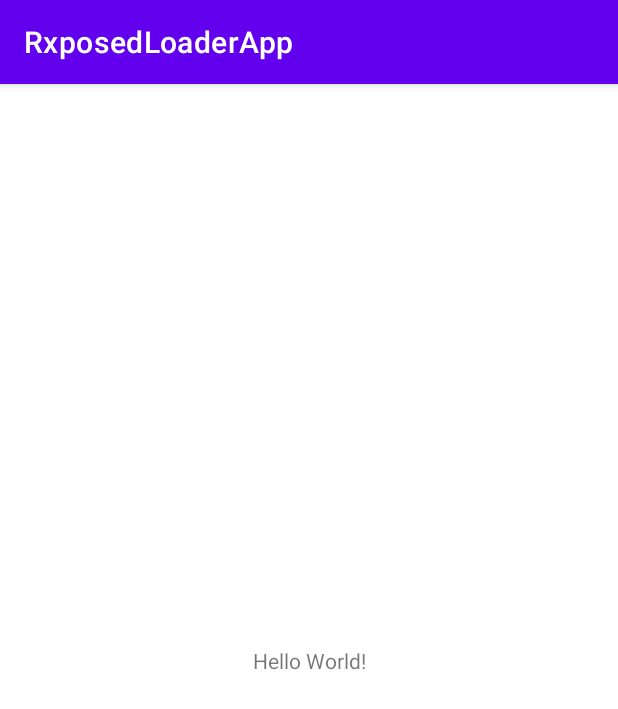
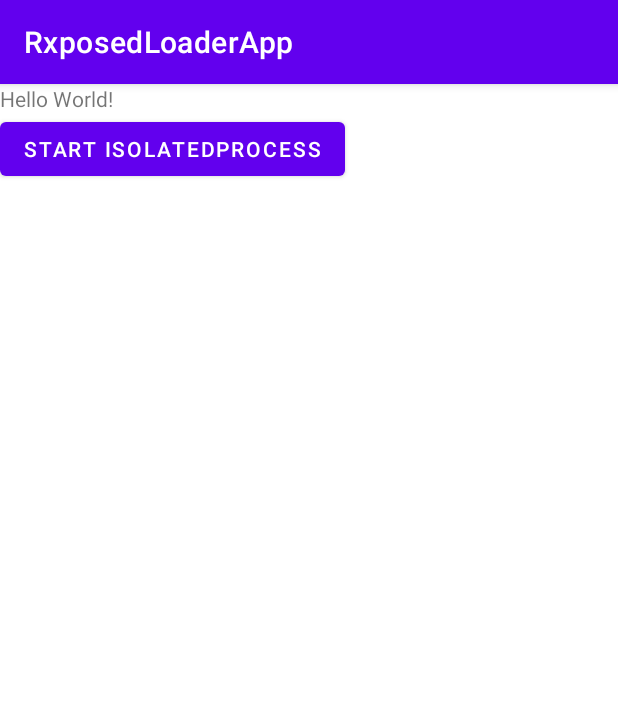
Before and after one commit to Thehepta/rxposed, an Android app: the screen it shows after launch (MainActivity), on a phone screen of 412 x 824 dp. Shown: the top 709 px of the screen. Run offline under Robolectric (Android 15) with nearby library versions, the phone set to English and light mode, and no system bars; libraries missing offline, so code that uses them is left out: hepta.rxposed.manager; 9 statements that could not run were skipped.

Commit message:
rxposedLoader filter isIsolatedProcess 2

```diff
--- a/rxposedloaderapp/src/main/AndroidManifest.xml
+++ b/rxposedloaderapp/src/main/AndroidManifest.xml
@@ -19,6 +19,12 @@
                 <category android:name="android.intent.category.LAUNCHER" />
             </intent-filter>
         </activity>
+
+        <service
+            android:name=".RxposedTextService"
+            android:enabled="true"
+            android:isolatedProcess="true"
+            android:exported="true" />
     </application>
 
 </manifest>
--- a/rxposedloaderapp/src/main/java/hepta/rxposed/rxposedloaderapp/LoaderApplication.java
+++ b/rxposedloaderapp/src/main/java/hepta/rxposed/rxposedloaderapp/LoaderApplication.java
@@ -1,5 +1,6 @@
 package hepta.rxposed.rxposedloaderapp;
 
+import android.app.ActivityManager;
 import android.app.Application;
 import android.content.ComponentName;
 import android.content.ContentResolver;
@@ -21,6 +22,7 @@ import androidx.annotation.RequiresApi;
 
 import java.lang.reflect.Field;
 import java.lang.reflect.Method;
+import java.util.List;
 
 //需要编译一次，会自动生成
 import hepta.rxposed.manager.IRxposedService;
@@ -31,14 +33,21 @@ public class LoaderApplication extends Application{
     private static final String TAG = "LoaderApplication";
     private static Context SystemContext = null;
     private static  int currentUid ;
-    private static  String currentName = "hepta.rxposed.rxposedloaderapp" ;
+    static  String currentName = "hepta.rxposed.rxposedloaderapp" ;
 
     @RequiresApi(api = Build.VERSION_CODES.Q)
     @Override
     public void onCreate() {
         super.onCreate();
+
         //aidl
-        callaidl();
+//        callaidl();
+
+        if(isIsolated()){
+            isIsolatedProcess();
+        }else {
+            ApplicationPorcess();
+        }
 
 
     }
@@ -68,14 +77,56 @@ public class LoaderApplication extends Application{
     static {
 //        Thread.dumpStack(); //测试代码位置
         System.loadLibrary(BuildConfig.SO_NAME);
-//        Context context = Java_getApplicationContext(currentName);
+
+        if(isIsolated()){
+            isIsolatedProcessInit();
+        }else {
+            ApplicationPorcessInit();
+        }
+
+
+    }
+
+    private static void ApplicationPorcessInit() {
+        Log.e(TAG,"current process is application");
+        // Context context = getApplicationContext("android.process.media"); //这个会崩溃，获取不到 applicationInfo
+        // Context context = getApplicationContext("hepta.rxposed.manager"); //通过非当前应用的包名获取context 不能发起provider请求
+        Context context = getApplicationContext(currentName);
+        if(GetConfigByProvider(context)){
+        }
+        //        Context context = Java_getApplicationContext(currentName);
 //        Context context = getApplicationContext("android.process.media");
-        Context context = getApplicationContext("hepta.rxposed.manager");
-        if(GetConfigByProvider(context)){
 
+//        NDK_ExceptionCheckTest();
+    }
+    private static void isIsolatedProcessInit() {
+        Log.e(TAG,"current process is isIsolated uid:"+android.os.Process.myUid());
+//            getSystemContext()
+    }
+
+    private  void ApplicationPorcess() {
+//        ActivityManager aM = (ActivityManager) getApplicationContext().getSystemService(android.content.Context.ACTIVITY_SERVICE);
+//
+//        List<ActivityManager.RunningAppProcessInfo> l = null;
+//
+//        try {
+//            l = aM.getRunningAppProcesses();
+//        } catch (RuntimeException e) {
+//            Log.w(TAG, "Isolated process not allowed allowed to call getRunningAppProcesses, cannot get number of running apps.");
+//        }
+
+    }
+
+    private  void isIsolatedProcess() {
+
+    }
+
+
+    public static boolean isIsolated() {
+        if (Build.VERSION.SDK_INT < Build.VERSION_CODES.JELLY_BEAN) {
+            return false;
         }
-//        NDK_ExceptionCheckTest();
-
+        return android.os.Process.isIsolated();
     }
 
     private static boolean GetConfigByProvider(Context context) {
--- a/rxposedloaderapp/src/main/java/hepta/rxposed/rxposedloaderapp/MainActivity.java
+++ b/rxposedloaderapp/src/main/java/hepta/rxposed/rxposedloaderapp/MainActivity.java
@@ -2,13 +2,53 @@ package hepta.rxposed.rxposedloaderapp;
 
 import androidx.appcompat.app.AppCompatActivity;
 
+import android.content.ComponentName;
+import android.content.Context;
+import android.content.Intent;
+import android.content.ServiceConnection;
 import android.os.Bundle;
+import android.os.IBinder;
+import android.os.RemoteException;
+import android.util.Log;
+import android.view.View;
+import android.widget.Button;
+
+import hepta.rxposed.manager.IRxposedService;
 
 public class MainActivity extends AppCompatActivity {
+
+    RxposedTextService localService;
+
 
     @Override
     protected void onCreate(Bundle savedInstanceState) {
         super.onCreate(savedInstanceState);
         setContentView(R.layout.activity_main);
+        Button btn = findViewById(R.id.isolatedProcess);
+        btn.setOnClickListener(new View.OnClickListener() {
+            @Override
+            public void onClick(View v) {
+                Intent myIntent = new Intent(MainActivity.this, RxposedTextService.class);
+                bindService(myIntent, connection, Context.BIND_AUTO_CREATE);
+            }
+        });
     }
+
+    //Isoated 进程只能使用远程进程通讯的方式
+    IsoatedService isoatedService;
+    private ServiceConnection connection = new ServiceConnection() {
+        @Override
+        public void onServiceConnected(ComponentName className, IBinder service) {
+            isoatedService = IsoatedService.Stub.asInterface(service);
+            try {
+                String string = isoatedService.getConfig("wrewrew");
+                Log.e("rzx","ffffffffffffffff"+string);
+            } catch (RemoteException e) {
+                e.printStackTrace();
+            }
+        }
+        @Override
+        public void onServiceDisconnected(ComponentName arg0) {
+        }
+    };
 }
--- a/rxposedloaderapp/src/main/res/layout/activity_main.xml
+++ b/rxposedloaderapp/src/main/res/layout/activity_main.xml
@@ -6,13 +6,22 @@
     android:layout_height="match_parent"
     tools:context=".MainActivity">
 
-    <TextView
-        android:layout_width="wrap_content"
-        android:layout_height="wrap_content"
-        android:text="Hello World!"
-        app:layout_constraintBottom_toBottomOf="parent"
-        app:layout_constraintEnd_toEndOf="parent"
-        app:layout_constraintStart_toStartOf="parent"
-        app:layout_constraintTop_toTopOf="parent" />
+
+    <LinearLayout
+        android:layout_width="match_parent"
+        android:orientation="vertical"
+        android:layout_height="match_parent">
+
+        <TextView
+            android:layout_width="wrap_content"
+            android:layout_height="wrap_content"
+            android:text="Hello World!" />
+        <Button
+            android:id="@+id/isolatedProcess"
+            android:layout_width="wrap_content"
+            android:layout_height="wrap_content"
+            android:text="Start isolatedProcess" />
+    </LinearLayout>
+
 
 </androidx.constraintlayout.widget.ConstraintLayout>
```
Also changed, not shown: rxposedloaderapp/src/main/java/hepta/rxposed/rxposedloaderapp/RxposedTextService.java (+59 -1 lines), rxposedloaderapp/src/main/aidl/hepta/rxposed/rxposedloaderapp/IsoatedService.aidl, 4 other files.
